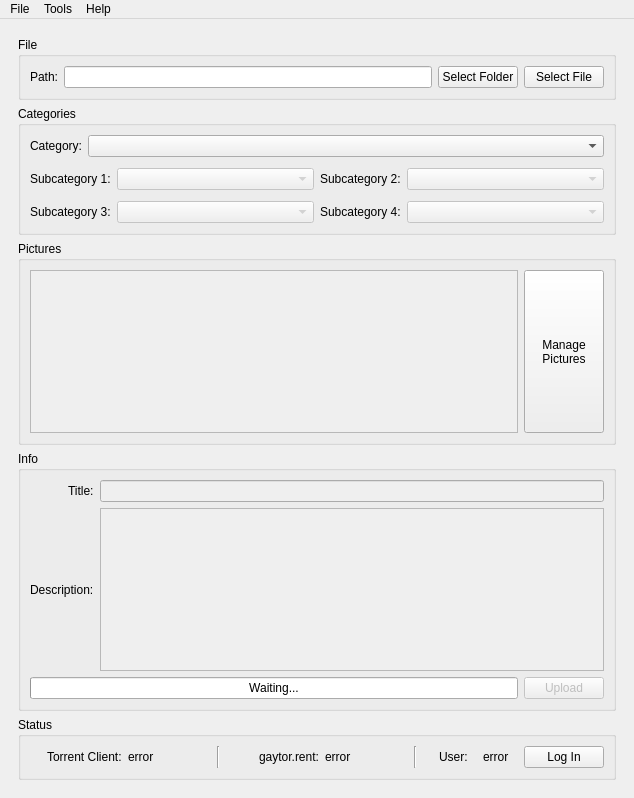
Old version of the form src/mainwindow.ui in the repository vancer0/guu-cpp.
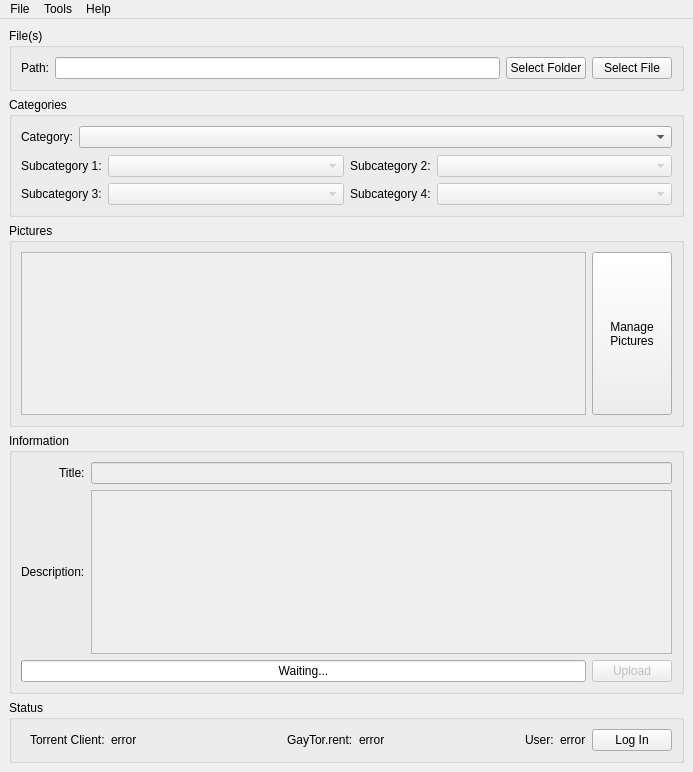
New version of the form. Icons and pictures are not drawn. Custom widgets are drawn as their Qt base class.

Diff of the .ui file:
```diff
--- a/src/mainwindow.ui
+++ b/src/mainwindow.ui
@@ -6,8 +6,8 @@
    <rect>
     <x>0</x>
     <y>0</y>
-    <width>634</width>
-    <height>798</height>
+    <width>693</width>
+    <height>772</height>
    </rect>
   </property>
   <property name="sizePolicy">
@@ -43,6 +43,18 @@
     </size>
    </property>
    <layout class="QVBoxLayout" name="verticalLayout">
+    <property name="leftMargin">
+     <number>0</number>
+    </property>
+    <property name="topMargin">
+     <number>0</number>
+    </property>
+    <property name="rightMargin">
+     <number>0</number>
+    </property>
+    <property name="bottomMargin">
+     <number>0</number>
+    </property>
     <item>
      <widget class="QWidget" name="guu" native="true">
       <property name="sizePolicy">
@@ -79,7 +91,7 @@
           </size>
          </property>
          <property name="title">
-          <string>File</string>
+          <string>File(s)</string>
          </property>
          <layout class="QHBoxLayout" name="horizontalLayout_9">
           <item>
@@ -152,7 +164,7 @@
          </property>
          <layout class="QVBoxLayout" name="verticalLayout_4">
           <property name="spacing">
-           <number>11</number>
+           <number>7</number>
           </property>
           <item>
            <widget class="QWidget" name="catWidget1" native="true">
@@ -226,14 +238,14 @@
            </widget>
           </item>
           <item>
-           <widget class="QWidget" name="scatWidget1_2" native="true">
+           <widget class="QWidget" name="subcategs" native="true">
             <property name="sizePolicy">
              <sizepolicy hsizetype="Expanding" vsizetype="Expanding">
               <horstretch>0</horstretch>
               <verstretch>0</verstretch>
              </sizepolicy>
             </property>
-            <layout class="QHBoxLayout" name="scatWidget1">
+            <layout class="QGridLayout" name="gridLayout">
              <property name="leftMargin">
               <number>0</number>
              </property>
@@ -246,7 +258,26 @@
              <property name="bottomMargin">
               <number>0</number>
              </property>
-             <item>
+             <item row="0" column="1">
+              <widget class="QComboBox" name="subcategory1">
+               <property name="enabled">
+                <bool>false</bool>
+               </property>
+               <property name="sizePolicy">
+                <sizepolicy hsizetype="Expanding" vsizetype="Preferred">
+                 <horstretch>0</horstretch>
+                 <verstretch>0</verstretch>
+                </sizepolicy>
+               </property>
+               <property name="minimumSize">
+                <size>
+                 <width>0</width>
+                 <height>0</height>
+                </size>
+               </property>
+              </widget>
+             </item>
+             <item row="0" column="0">
               <widget class="QLabel" name="sc1Label">
                <property name="sizePolicy">
                 <sizepolicy hsizetype="Minimum" vsizetype="Preferred">
@@ -271,8 +302,8 @@
                </property>
               </widget>
              </item>
-             <item>
-              <widget class="QComboBox" name="subcategory1">
+             <item row="0" column="3">
+              <widget class="QComboBox" name="subcategory2">
                <property name="enabled">
                 <bool>false</bool>
                </property>
@@ -290,7 +321,7 @@
                </property>
               </widget>
              </item>
-             <item>
+             <item row="0" column="2">
               <widget class="QLabel" name="sc2Label">
                <property name="sizePolicy">
                 <sizepolicy hsizetype="Minimum" vsizetype="Preferred">
@@ -315,50 +346,7 @@
                </property>
               </widget>
              </item>
-             <item>
-              <widget class="QComboBox" name="subcategory2">
-               <property name="enabled">
-                <bool>false</bool>
-               </property>
-               <property name="sizePolicy">
-                <sizepolicy hsizetype="Expanding" vsizetype="Preferred">
-                 <horstretch>0</horstretch>
-                 <verstretch>0</verstretch>
-                </sizepolicy>
-               </property>
-               <property name="minimumSize">
-                <size>
-                 <width>0</width>
-                 <height>0</height>
-                </size>
-               </property>
-              </widget>
-             </item>
-            </layout>
-           </widget>
-          </item>
-          <item>
-           <widget class="QWidget" name="scatWidget2_2" native="true">
-            <property name="sizePolicy">
-             <sizepolicy hsizetype="Expanding" vsizetype="Expanding">
-              <horstretch>0</horstretch>
-              <verstretch>0</verstretch>
-             </sizepolicy>
-            </property>
-            <layout class="QHBoxLayout" name="scatWidget2">
-             <property name="leftMargin">
-              <number>0</number>
-             </property>
-             <property name="topMargin">
-              <number>0</number>
-             </property>
-             <property name="rightMargin">
-              <number>0</number>
-             </property>
-             <property name="bottomMargin">
-              <number>0</number>
-             </property>
-             <item>
+             <item row="1" column="0">
               <widget class="QLabel" name="sc3Label">
                <property name="sizePolicy">
                 <sizepolicy hsizetype="Minimum" vsizetype="Preferred">
@@ -383,7 +371,7 @@
                </property>
               </widget>
              </item>
-             <item>
+             <item row="1" column="1">
               <widget class="QComboBox" name="subcategory3">
                <property name="enabled">
                 <bool>false</bool>
@@ -402,7 +390,7 @@
                </property>
               </widget>
              </item>
-             <item>
+             <item row="1" column="2">
               <widget class="QLabel" name="sc4Label">
                <property name="sizePolicy">
                 <sizepolicy hsizetype="Minimum" vsizetype="Preferred">
@@ -427,7 +415,7 @@
                </property>
               </widget>
              </item>
-             <item>
+             <item row="1" column="3">
               <widget class="QComboBox" name="subcategory4">
                <property name="enabled">
                 <bool>false</bool>
@@ -557,7 +545,7 @@
           </size>
          </property>
          <property name="title">
-          <string>Info</string>
+          <string>Information</string>
          </property>
          <layout class="QVBoxLayout" name="verticalLayout_3">
           <item>
@@ -731,8 +719,14 @@
           <string>Status</string>
          </property>
          <layout class="QHBoxLayout" name="horizontalLayout_7">
-          <item>
-           <widget class="QWidget" name="widget_2" native="true">
+          <item alignment="Qt::AlignmentFlag::AlignLeft">
+           <widget class="QWidget" name="clientInfo" native="true">
+            <property name="sizePolicy">
+             <sizepolicy hsizetype="Minimum" vsizetype="Preferred">
+              <horstretch>0</horstretch>
+              <verstretch>0</verstretch>
+             </sizepolicy>
+            </property>
             <layout class="QHBoxLayout" name="horizontalLayout_6">
              <property name="topMargin">
               <number>0</number>
@@ -743,15 +737,30 @@
              <property name="bottomMargin">
               <number>0</number>
              </property>
-             <item alignment="Qt::AlignmentFlag::AlignRight">
+             <item>
               <widget class="QLabel" name="statusLabel1">
+               <property name="sizePolicy">
+                <sizepolicy hsizetype="Minimum" vsizetype="Preferred">
+                 <horstretch>0</horstretch>
+                 <verstretch>0</verstretch>
+                </sizepolicy>
+               </property>
                <property name="text">
                 <string>Torrent Client:</string>
                </property>
+               <property name="alignment">
+                <set>Qt::AlignmentFlag::AlignLeading|Qt::AlignmentFlag::AlignLeft|Qt::AlignmentFlag::AlignVCenter</set>
+               </property>
               </widget>
              </item>
-             <item alignment="Qt::AlignmentFlag::AlignLeft">
+             <item>
               <widget class="QLabel" name="clientStatus">
+               <property name="sizePolicy">
+                <sizepolicy hsizetype="Minimum" vsizetype="Preferred">
+                 <horstretch>0</horstretch>
+                 <verstretch>0</verstretch>
+                </sizepolicy>
+               </property>
                <property name="styleSheet">
                 <string notr="true"/>
                </property>
@@ -764,14 +773,29 @@
            </widget>
           </item>
           <item>
-           <widget class="Line" name="line">
+           <spacer name="space1">
             <property name="orientation">
-             <enum>Qt::Orientation::Vertical</enum>
+             <enum>Qt::Orientation::Horizontal</enum>
             </property>
-           </widget>
+            <property name="sizeType">
+             <enum>QSizePolicy::Policy::MinimumExpanding</enum>
+            </property>
+            <property name="sizeHint" stdset="0">
+             <size>
+              <width>40</width>
+              <height>20</height>
+             </size>
+            </property>
+           </spacer>
           </item>
-          <item>
-           <widget class="QWidget" name="widget_3" native="true">
+          <item alignment="Qt::AlignmentFlag::AlignHCenter">
+           <widget class="QWidget" name="serverInfo" native="true">
+            <property name="sizePolicy">
+             <sizepolicy hsizetype="Minimum" vsizetype="Preferred">
+              <horstretch>0</horstretch>
+              <verstretch>0</verstretch>
+             </sizepolicy>
+            </property>
             <layout class="QHBoxLayout" name="horizontalLayout_5">
              <property name="topMargin">
               <number>0</number>
@@ -782,15 +806,27 @@
              <property name="bottomMargin">
               <number>0</number>
              </property>
-             <item alignment="Qt::AlignmentFlag::AlignRight">
-              <widget class="QLabel" name="statusLabel3">
+             <item>
+              <widget class="QLabel" name="statusLabel2">
+               <property name="sizePolicy">
+                <sizepolicy hsizetype="Minimum" vsizetype="Preferred">
+                 <horstretch>0</horstretch>
+                 <verstretch>0</verstretch>
+                </sizepolicy>
+               </property>
                <property name="text">
-                <string>gaytor.rent:</string>
+                <string>GayTor.rent:</string>
                </property>
               </widget>
              </item>
-             <item alignment="Qt::AlignmentFlag::AlignLeft">
+             <item>
               <widget class="QLabel" name="serverStatus">
+               <property name="sizePolicy">
+                <sizepolicy hsizetype="Minimum" vsizetype="Preferred">
+                 <horstretch>0</horstretch>
+                 <verstretch>0</verstretch>
+                </sizepolicy>
+               </property>
                <property name="text">
                 <string>error</string>
                </property>
@@ -800,14 +836,29 @@
            </widget>
           </item>
           <item>
-           <widget class="Line" name="line_2">
+           <spacer name="space2">
             <property name="orientation">
-             <enum>Qt::Orientation::Vertical</enum>
+             <enum>Qt::Orientation::Horizontal</enum>
             </property>
-           </widget>
+            <property name="sizeType">
+             <enum>QSizePolicy::Policy::MinimumExpanding</enum>
+            </property>
+            <property name="sizeHint" stdset="0">
+             <size>
+              <width>40</width>
+              <height>20</height>
+             </size>
+            </property>
+           </spacer>
           </item>
-          <item>
-           <widget class="QWidget" name="widget_4" native="true">
+          <item alignment="Qt::AlignmentFlag::AlignRight">
+           <widget class="QWidget" name="userInfo" native="true">
+            <property name="sizePolicy">
+             <sizepolicy hsizetype="Minimum" vsizetype="Preferred">
+              <horstretch>0</horstretch>
+              <verstretch>0</verstretch>
+             </sizepolicy>
+            </property>
             <layout class="QHBoxLayout" name="horizontalLayout_4">
              <property name="leftMargin">
               <number>0</number>
@@ -821,24 +872,36 @@
              <property name="bottomMargin">
               <number>0</number>
              </property>
-             <item alignment="Qt::AlignmentFlag::AlignRight">
-              <widget class="QLabel" name="statusLabel5">
+             <item>
+              <widget class="QLabel" name="statusLabel3">
+               <property name="sizePolicy">
+                <sizepolicy hsizetype="Minimum" vsizetype="Preferred">
+                 <horstretch>0</horstretch>
+                 <verstretch>0</verstretch>
+                </sizepolicy>
+               </property>
                <property name="text">
                 <string>User:</string>
                </property>
               </widget>
              </item>
-             <item alignment="Qt::AlignmentFlag::AlignHCenter">
+             <item>
               <widget class="QLabel" name="userStatus">
+               <property name="sizePolicy">
+                <sizepolicy hsizetype="Minimum" vsizetype="Preferred">
+                 <horstretch>0</horstretch>
+                 <verstretch>0</verstretch>
+                </sizepolicy>
+               </property>
                <property name="text">
                 <string>error</string>
                </property>
               </widget>
              </item>
-             <item alignment="Qt::AlignmentFlag::AlignLeft">
+             <item>
               <widget class="QPushButton" name="loginBtn">
                <property name="sizePolicy">
-                <sizepolicy hsizetype="Preferred" vsizetype="Preferred">
+                <sizepolicy hsizetype="Minimum" vsizetype="Preferred">
                  <horstretch>0</horstretch>
                  <verstretch>0</verstretch>
                 </sizepolicy>
@@ -864,7 +927,7 @@
     <rect>
      <x>0</x>
      <y>0</y>
-     <width>634</width>
+     <width>693</width>
      <height>28</height>
     </rect>
    </property>
@@ -904,6 +967,9 @@
    <addaction name="menuHelp"/>
   </widget>
   <action name="actionNew">
+   <property name="icon">
+    <iconset theme="QIcon::ThemeIcon::DocumentNew"/>
+   </property>
    <property name="text">
     <string>New</string>
    </property>
@@ -912,6 +978,9 @@
    </property>
   </action>
   <action name="actionSave">
+   <property name="icon">
+    <iconset theme="QIcon::ThemeIcon::DocumentSave"/>
+   </property>
    <property name="text">
     <string>Save</string>
    </property>
@@ -920,6 +989,9 @@
    </property>
   </action>
   <action name="actionOpen">
+   <property name="icon">
+    <iconset theme="QIcon::ThemeIcon::DocumentOpen"/>
+   </property>
    <property name="text">
     <string>Open</string>
    </property>
@@ -933,11 +1005,17 @@
    </property>
   </action>
   <action name="actionReload_categories">
+   <property name="icon">
+    <iconset theme="QIcon::ThemeIcon::ViewRefresh"/>
+   </property>
    <property name="text">
     <string>Reload categories</string>
    </property>
   </action>
   <action name="actionPreferences">
+   <property name="icon">
+    <iconset theme="QIcon::ThemeIcon::Computer"/>
+   </property>
    <property name="text">
     <string>Preferences</string>
    </property>
@@ -946,11 +1024,17 @@
    </property>
   </action>
   <action name="actionAbout">
+   <property name="icon">
+    <iconset theme="QIcon::ThemeIcon::HelpAbout"/>
+   </property>
    <property name="text">
     <string>About</string>
    </property>
   </action>
   <action name="actionExit">
+   <property name="icon">
+    <iconset theme="QIcon::ThemeIcon::WindowClose"/>
+   </property>
    <property name="text">
     <string>Exit</string>
    </property>
@@ -959,11 +1043,17 @@
    </property>
   </action>
   <action name="actionRefresh_status">
+   <property name="icon">
+    <iconset theme="QIcon::ThemeIcon::ViewRefresh"/>
+   </property>
    <property name="text">
     <string>Refresh status</string>
    </property>
   </action>
   <action name="actionSave_As">
+   <property name="icon">
+    <iconset theme="QIcon::ThemeIcon::DocumentSaveAs"/>
+   </property>
    <property name="text">
     <string>Save As</string>
    </property>
@@ -972,6 +1062,9 @@
    </property>
   </action>
   <action name="actionCheckupdates">
+   <property name="icon">
+    <iconset theme="QIcon::ThemeIcon::NetworkWireless"/>
+   </property>
    <property name="text">
     <string>Check for updates</string>
    </property>
```
